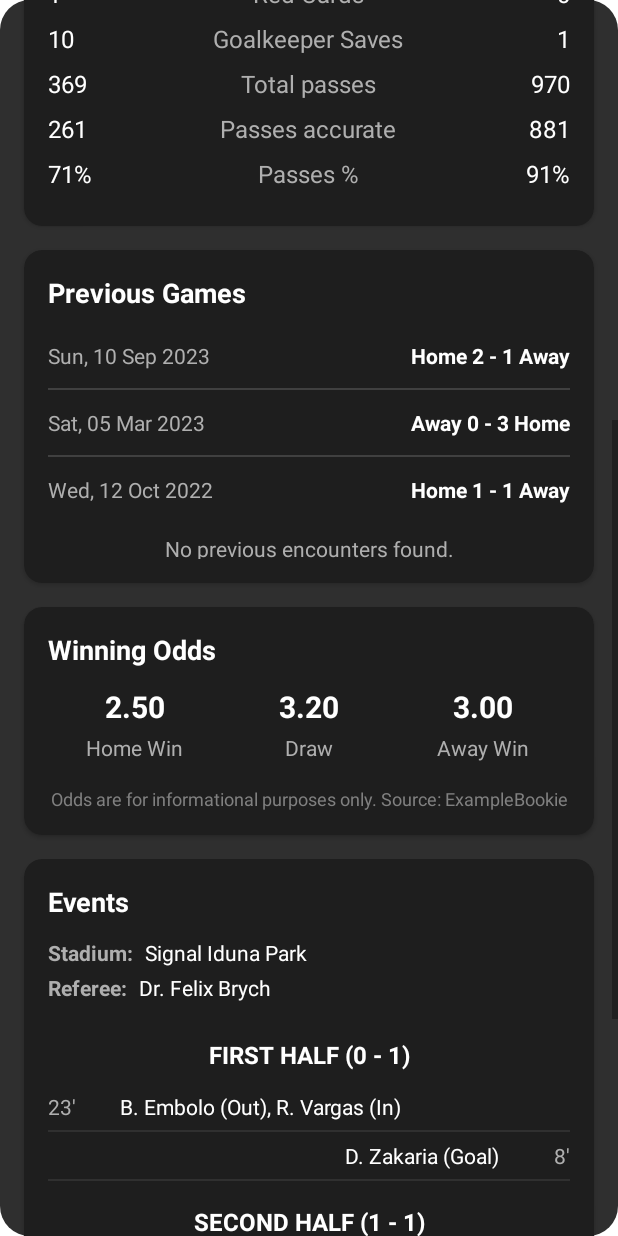
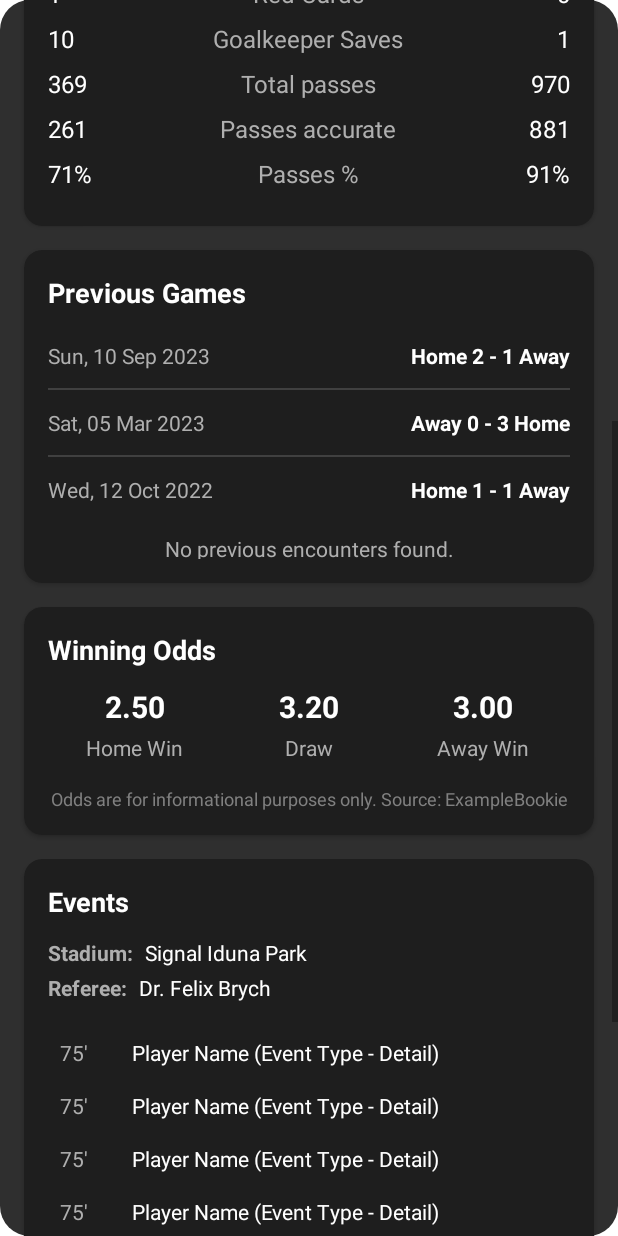
Before and after one commit to JoseLubota/Footyx, an Android app: the layout fragment_match.xml on its own in the app's theme, with its tools: preview values and no code run, scrolled down 576 dp, on a phone screen of 412 x 824 dp. Run offline under Robolectric (Android 15) with nearby library versions, the phone set to English and light mode, and no system bars.

Commit message:
added to events and fully fragment_match complete

```diff
--- a/app/src/main/res/layout/fragment_match.xml
+++ b/app/src/main/res/layout/fragment_match.xml
@@ -1057,6 +1057,7 @@
             </LinearLayout>
         </androidx.cardview.widget.CardView>
 
+
         <!-- Events Section -->
         <androidx.cardview.widget.CardView
             android:id="@+id/events_card"
@@ -1135,138 +1136,18 @@
                         tools:text="Dr. Felix Brych" />
                 </LinearLayout>
 
-                <!-- Event List (Ideally a RecyclerView) -->
-                <!-- For now, placeholder LinearLayouts for events -->
-
-                <!-- Event Period Header: FIRST HALF -->
-                <TextView
-                    android:id="@+id/event_header_first_half"
+                <!-- RecyclerView for Match Events -->
+                <androidx.recyclerview.widget.RecyclerView
+                    android:id="@+id/recycler_view_events"
                     android:layout_width="match_parent"
                     android:layout_height="wrap_content"
-                    android:layout_marginTop="8dp"
-                    android:layout_marginBottom="8dp"
-                    android:gravity="center"
-                    android:text="@string/event_period_first_half_placeholder"
-                    android:textColor="@android:color/white"
-                    android:textSize="16sp"
-                    android:textStyle="bold"
-                    tools:text="FIRST HALF (0 - 1)" />
-
-                <!-- Placeholder Event 1 (Substitution - Home) -->
-                <LinearLayout
-                    android:layout_width="match_parent"
-                    android:layout_height="wrap_content"
-                    android:orientation="horizontal"
-                    android:paddingTop="6dp"
-                    android:paddingBottom="6dp"
-                    android:gravity="center_vertical">
-
-                    <TextView
-                        android:id="@+id/event_1_minute"
-                        android:layout_width="40dp"
-                        android:layout_height="wrap_content"
-                        android:textColor="#AFAFAF"
-                        android:textSize="14sp"
-                        tools:text="23'" />
-                    <!-- No player number in this specific example from image, but you could add one -->
-                    <TextView
-                        android:id="@+id/event_1_player_action"
-                        android:layout_width="0dp"
-                        android:layout_height="wrap_content"
-                        android:layout_weight="1"
-                        android:layout_marginStart="8dp"
-                        android:textColor="@android:color/white"
-                        android:textSize="14sp"
-                        tools:text="B. Embolo (Out), R. Vargas (In)" /> <!-- Simplified, no arrows -->
-                </LinearLayout>
-                <View
-                    android:layout_width="match_parent"
-                    android:layout_height="1dp"
-                    android:background="#303030" />
+                    android:minHeight="100dp"
+                    app:layoutManager="androidx.recyclerview.widget.LinearLayoutManager"
+                    tools:listitem="@layout/item_match_event"
+                    tools:itemCount="5" />
 
 
-                <!-- Placeholder Event 2 (Goal - Away) -->
-                <LinearLayout
-                    android:layout_width="match_parent"
-                    android:layout_height="wrap_content"
-                    android:orientation="horizontal"
-                    android:paddingTop="6dp"
-                    android:paddingBottom="6dp"
-                    android:gravity="center_vertical|end"> <!-- Aligned to end for away team event -->
-
-                    <TextView
-                        android:id="@+id/event_2_player_action"
-                        android:layout_width="0dp"
-                        android:layout_height="wrap_content"
-                        android:layout_weight="1"
-                        android:layout_marginEnd="8dp"
-                        android:gravity="end"
-                        android:textColor="@android:color/white"
-                        android:textSize="14sp"
-                        tools:text="D. Zakaria (Goal)" />
-                    <TextView
-                        android:id="@+id/event_2_minute"
-                        android:layout_width="40dp"
-                        android:layout_height="wrap_content"
-                        android:gravity="end"
-                        android:textColor="#AFAFAF"
-                        android:textSize="14sp"
-                        tools:text="8'" />
-                </LinearLayout>
-                <View
-                    android:layout_width="match_parent"
-                    android:layout_height="1dp"
-                    android:background="#303030" />
-
-
-                <!-- Event Period Header: SECOND HALF -->
-                <TextView
-                    android:id="@+id/event_header_second_half"
-                    android:layout_width="match_parent"
-                    android:layout_height="wrap_content"
-                    android:layout_marginTop="16dp"
-                    android:layout_marginBottom="8dp"
-                    android:gravity="center"
-                    android:text="@string/event_period_second_half_placeholder"
-                    android:textColor="@android:color/white"
-                    android:textSize="16sp"
-                    android:textStyle="bold"
-                    tools:text="SECOND HALF (1 - 1)" />
-
-
-                <!-- Placeholder Event 3 (Yellow Card - Home) -->
-                <LinearLayout
-                    android:layout_width="match_parent"
-                    android:layout_height="wrap_content"
-                    android:orientation="horizontal"
-                    android:paddingTop="6dp"
-                    android:paddingBottom="6dp"
-                    android:gravity="center_vertical">
-
-                    <TextView
-                        android:id="@+id/event_3_minute"
-                        android:layout_width="40dp"
-                        android:layout_height="wrap_content"
-                        android:textColor="#AFAFAF"
-                        android:textSize="14sp"
-                        tools:text="67'" />
-                    <TextView
-                        android:id="@+id/event_3_player_action"
-                        android:layout_width="0dp"
-                        android:layout_height="wrap_content"
-                        android:layout_weight="1"
-                        android:layout_marginStart="8dp"
-                        android:textColor="@android:color/white"
-                        android:textSize="14sp"
-                        tools:text="S. Widmer (Yellow Card - Roughing)" />
-                </LinearLayout>
-                <View
-                    android:layout_width="match_parent"
-                    android:layout_height="1dp"
-                    android:background="#303030" />
-
-
-                <!-- Add more placeholder events or a "No events to show" TextView -->
+                <!-- Placeholder for if no events exist (can be controlled by code with RecyclerView's empty state) -->
                 <TextView
                     android:id="@+id/no_events_text"
                     android:layout_width="match_parent"
@@ -1281,7 +1162,6 @@
 
             </LinearLayout>
         </androidx.cardview.widget.CardView>
-
 
         <!-- View Team Section -->
         <androidx.cardview.widget.CardView
--- /dev/null
+++ b/app/src/main/res/layout/item_match_event.xml
@@ -0,0 +1,26 @@
+<!-- res/layout/item_match_event.xml -->
+<LinearLayout xmlns:android="http://schemas.android.com/apk/res/android"
+    xmlns:tools="http://schemas.android.com/tools"
+    android:layout_width="match_parent"
+    android:layout_height="wrap_content"
+    android:orientation="horizontal"
+    android:padding="8dp">
+
+    <TextView
+        android:id="@+id/item_event_minute"
+        android:layout_width="40dp"
+        android:layout_height="wrap_content"
+        android:textColor="#AFAFAF"
+        android:textSize="14sp"
+        tools:text="75'" />
+
+    <TextView
+        android:id="@+id/item_event_description"
+        android:layout_width="0dp"
+        android:layout_height="wrap_content"
+        android:layout_weight="1"
+        android:layout_marginStart="8dp"
+        android:textColor="@android:color/white"
+        android:textSize="14sp"
+        tools:text="Player Name (Event Type - Detail)" />
+</LinearLayout>
--- /dev/null
+++ b/app/src/main/res/layout/item_previous_game.xml
@@ -0,0 +1,37 @@
+<LinearLayout xmlns:android="http://schemas.android.com/apk/res/android"
+    xmlns:tools="http://schemas.android.com/tools"
+    android:layout_width="match_parent"
+    android:layout_height="wrap_content"
+    android:orientation="horizontal"
+    android:padding="8dp">
+
+    <TextView
+        android:id="@+id/text_game_date"
+        android:layout_width="wrap_content"
+        android:layout_height="wrap_content"
+        tools:text="2023-01-15" />
+
+    <TextView
+        android:id="@+id/text_home_team_name"
+        android:layout_width="0dp"
+        android:layout_weight="1"
+        android:layout_height="wrap_content"
+        android:gravity="end"
+        android:layout_marginEnd="8dp"
+        tools:text="Team A" />
+
+    <TextView
+        android:id="@+id/text_score"
+        android:layout_width="wrap_content"
+        android:layout_height="wrap_content"
+        android:textStyle="bold"
+        tools:text="2 - 1" />
+
+    <TextView
+        android:id="@+id/text_away_team_name"
+        android:layout_width="0dp"
+        android:layout_weight="1"
+        android:layout_height="wrap_content"
+        android:layout_marginStart="8dp"
+        tools:text="Team B" />
+</LinearLayout>
--- a/app/src/main/res/values/strings.xml
+++ b/app/src/main/res/values/strings.xml
@@ -70,4 +70,5 @@
 
 
 
+
 </resources>
```
